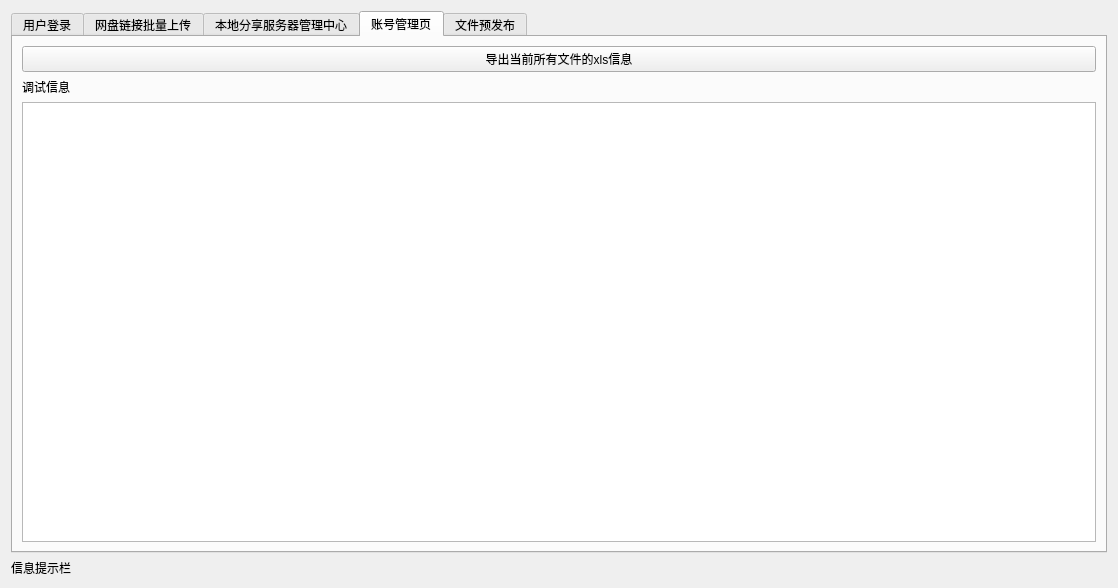
Old version of the form client.ui in the repository Firesuiry/jdmm-client.
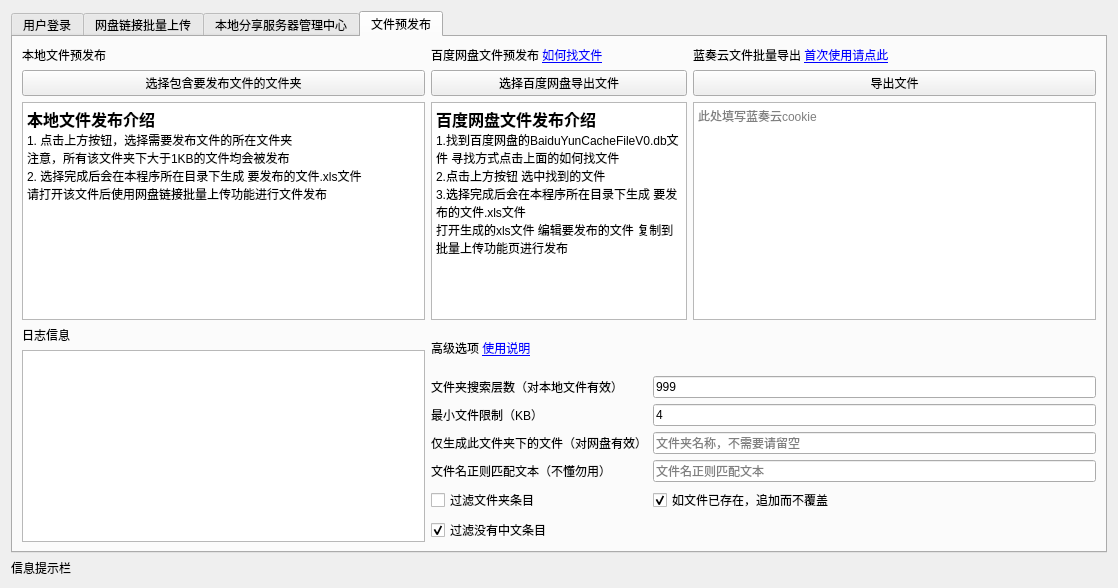
New version of the form. The open tabs and pages were chosen to show the change.

Diff of the .ui file:
```diff
--- a/client.ui
+++ b/client.ui
@@ -542,34 +542,6 @@
        </item>
       </layout>
      </widget>
-     <widget class="QWidget" name="accountInfoTab">
-      <attribute name="title">
-       <string>账号管理页</string>
-      </attribute>
-      <layout class="QGridLayout" name="gridLayout_8">
-       <item row="0" column="0">
-        <widget class="QPushButton" name="generate_file_xls_btn">
-         <property name="text">
-          <string>导出当前所有文件的xls信息</string>
-         </property>
-        </widget>
-       </item>
-       <item row="1" column="0">
-        <layout class="QVBoxLayout" name="verticalLayout_2">
-         <item>
-          <widget class="QLabel" name="label_33">
-           <property name="text">
-            <string>调试信息</string>
-           </property>
-          </widget>
-         </item>
-         <item>
-          <widget class="QTextBrowser" name="account_info_log_text"/>
-         </item>
-        </layout>
-       </item>
-      </layout>
-     </widget>
      <widget class="QWidget" name="prepubTab">
       <attribute name="title">
        <string>文件预发布</string>
```
Left out of the diff: 2 changed lines with no effect on the pictures.
